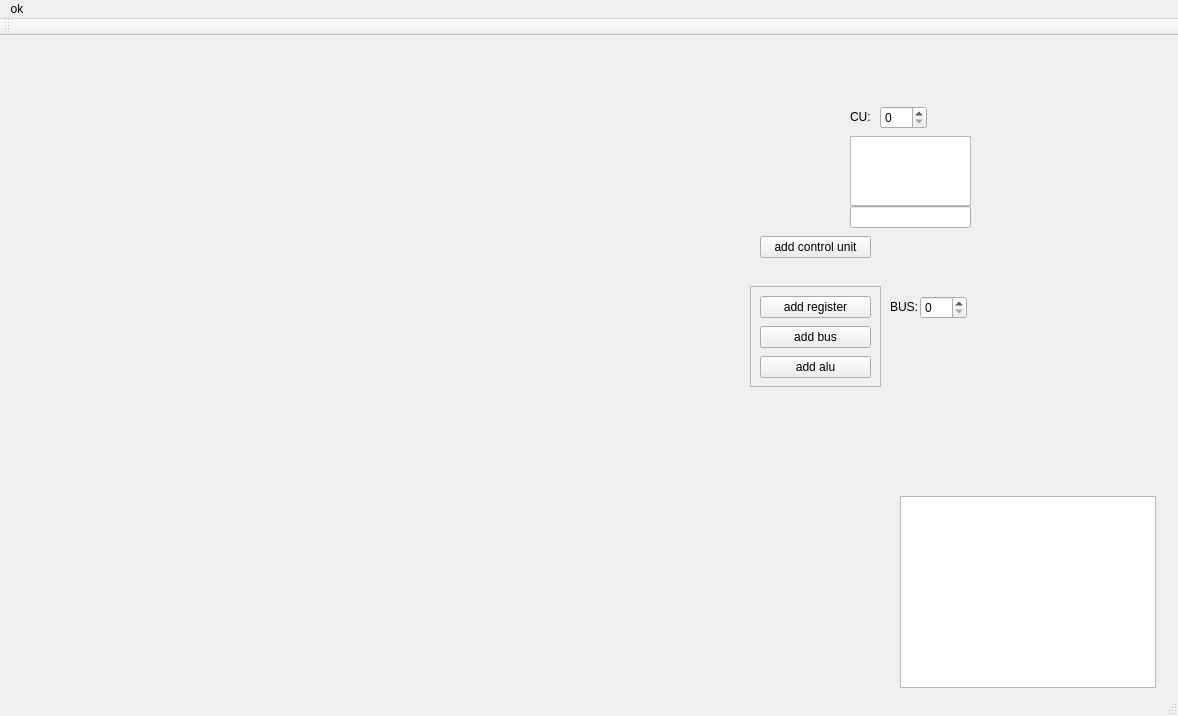
First picture: the form in mwin.ui, repository PhilippeJara/jarasper, before the edit.
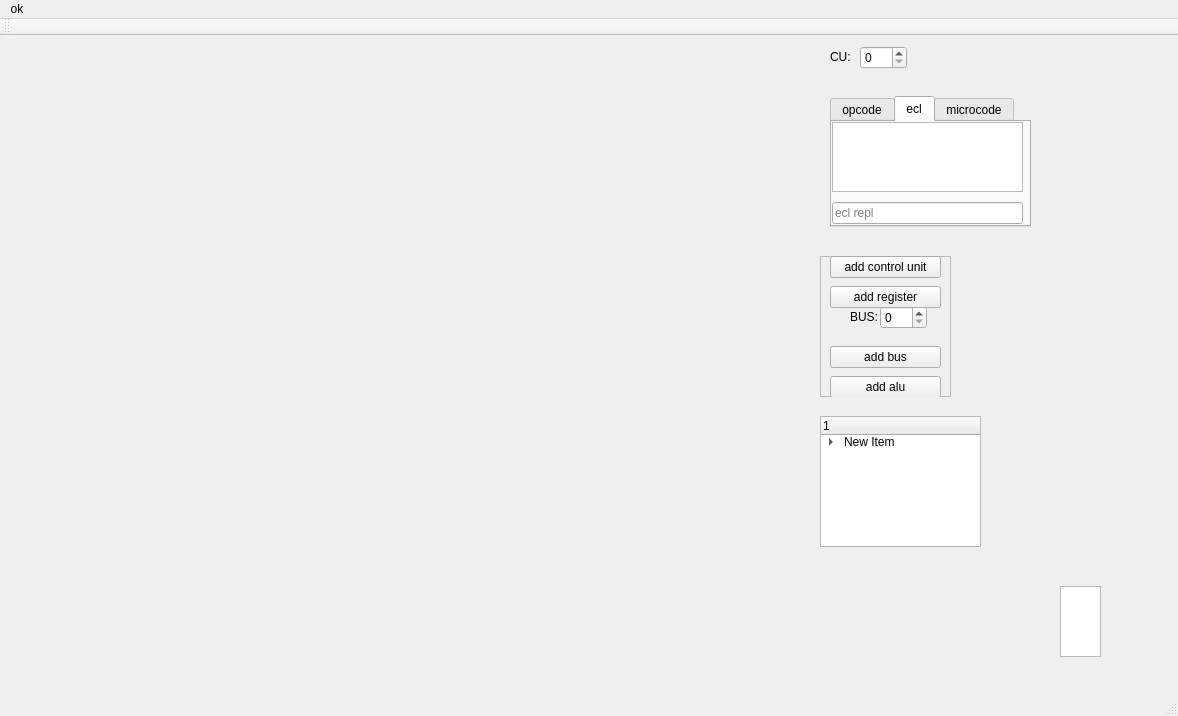
Second picture: the form after the edit. The open tabs and pages were chosen to show the change.

Patch:
```diff
--- a/mwin.ui
+++ b/mwin.ui
@@ -17,57 +17,21 @@
    <string>mwin</string>
   </property>
   <widget class="QWidget" name="centralWidget">
-   <widget class="QPushButton" name="criar_cu">
-    <property name="geometry">
-     <rect>
-      <x>760</x>
-      <y>200</y>
-      <width>111</width>
-      <height>22</height>
-     </rect>
-    </property>
-    <property name="text">
-     <string>add control unit</string>
-    </property>
-   </widget>
    <widget class="QGraphicsView" name="graphicsView">
     <property name="geometry">
      <rect>
-      <x>900</x>
-      <y>460</y>
-      <width>256</width>
-      <height>192</height>
+      <x>1060</x>
+      <y>550</y>
+      <width>41</width>
+      <height>71</height>
      </rect>
     </property>
    </widget>
-   <widget class="QLineEdit" name="repl_input">
-    <property name="geometry">
-     <rect>
-      <x>850</x>
-      <y>170</y>
-      <width>121</width>
-      <height>22</height>
-     </rect>
-    </property>
-   </widget>
-   <widget class="QPlainTextEdit" name="repl_display">
-    <property name="geometry">
-     <rect>
-      <x>850</x>
-      <y>100</y>
-      <width>121</width>
-      <height>70</height>
-     </rect>
-    </property>
-    <property name="readOnly">
-     <bool>true</bool>
-    </property>
-   </widget>
    <widget class="QSpinBox" name="repl_cu_select">
     <property name="geometry">
      <rect>
-      <x>880</x>
-      <y>70</y>
+      <x>860</x>
+      <y>10</y>
       <width>47</width>
       <height>23</height>
      </rect>
@@ -85,8 +49,8 @@
    <widget class="QLabel" name="repl_cu_select_label">
     <property name="geometry">
      <rect>
-      <x>850</x>
-      <y>70</y>
+      <x>830</x>
+      <y>10</y>
       <width>21</width>
       <height>21</height>
      </rect>
@@ -95,52 +59,13 @@
      <string>CU:</string>
     </property>
    </widget>
-   <widget class="QPushButton" name="criar_regist">
-    <property name="geometry">
-     <rect>
-      <x>760</x>
-      <y>260</y>
-      <width>111</width>
-      <height>22</height>
-     </rect>
-    </property>
-    <property name="text">
-     <string>add register</string>
-    </property>
-   </widget>
-   <widget class="QPushButton" name="criar_bus">
-    <property name="geometry">
-     <rect>
-      <x>760</x>
-      <y>290</y>
-      <width>111</width>
-      <height>22</height>
-     </rect>
-    </property>
-    <property name="text">
-     <string>add bus</string>
-    </property>
-   </widget>
-   <widget class="QPushButton" name="criar_alu">
-    <property name="geometry">
-     <rect>
-      <x>760</x>
-      <y>320</y>
-      <width>111</width>
-      <height>22</height>
-     </rect>
-    </property>
-    <property name="text">
-     <string>add alu</string>
-    </property>
-   </widget>
    <widget class="QFrame" name="frame">
     <property name="geometry">
      <rect>
-      <x>750</x>
-      <y>250</y>
+      <x>820</x>
+      <y>220</y>
       <width>131</width>
-      <height>101</height>
+      <height>141</height>
      </rect>
     </property>
     <property name="frameShape">
@@ -149,38 +74,219 @@
     <property name="frameShadow">
      <enum>QFrame::Raised</enum>
     </property>
+    <widget class="QPushButton" name="criar_cu">
+     <property name="geometry">
+      <rect>
+       <x>10</x>
+       <y>0</y>
+       <width>111</width>
+       <height>22</height>
+      </rect>
+     </property>
+     <property name="text">
+      <string>add control unit</string>
+     </property>
+    </widget>
+    <widget class="QPushButton" name="criar_bus">
+     <property name="geometry">
+      <rect>
+       <x>10</x>
+       <y>90</y>
+       <width>111</width>
+       <height>22</height>
+      </rect>
+     </property>
+     <property name="text">
+      <string>add bus</string>
+     </property>
+    </widget>
+    <widget class="QLabel" name="repl_cu_select_label_2">
+     <property name="geometry">
+      <rect>
+       <x>30</x>
+       <y>50</y>
+       <width>31</width>
+       <height>21</height>
+      </rect>
+     </property>
+     <property name="text">
+      <string>BUS:</string>
+     </property>
+    </widget>
+    <widget class="QSpinBox" name="repl_bus_select">
+     <property name="geometry">
+      <rect>
+       <x>60</x>
+       <y>50</y>
+       <width>47</width>
+       <height>23</height>
+      </rect>
+     </property>
+     <property name="minimum">
+      <number>0</number>
+     </property>
+     <property name="maximum">
+      <number>99</number>
+     </property>
+     <property name="singleStep">
+      <number>1</number>
+     </property>
+    </widget>
+    <widget class="QPushButton" name="criar_regist">
+     <property name="geometry">
+      <rect>
+       <x>10</x>
+       <y>30</y>
+       <width>111</width>
+       <height>22</height>
+      </rect>
+     </property>
+     <property name="text">
+      <string>add register</string>
+     </property>
+    </widget>
+    <widget class="QPushButton" name="criar_alu">
+     <property name="geometry">
+      <rect>
+       <x>10</x>
+       <y>120</y>
+       <width>111</width>
+       <height>22</height>
+      </rect>
+     </property>
+     <property name="text">
+      <string>add alu</string>
+     </property>
+    </widget>
    </widget>
-   <widget class="QSpinBox" name="repl_bus_select">
+   <widget class="QTreeWidget" name="opcode_display">
     <property name="geometry">
      <rect>
-      <x>920</x>
-      <y>260</y>
-      <width>47</width>
-      <height>23</height>
+      <x>820</x>
+      <y>380</y>
+      <width>161</width>
+      <height>131</height>
      </rect>
     </property>
-    <property name="minimum">
+    <column>
+     <property name="text">
+      <string>1</string>
+     </property>
+    </column>
+    <item>
+     <property name="text">
+      <string>New Item</string>
+     </property>
+     <item>
+      <property name="text">
+       <string>New Subitem</string>
+      </property>
+     </item>
+     <item>
+      <property name="text">
+       <string>New Item</string>
+      </property>
+      <item>
+       <property name="text">
+        <string>New Subitem</string>
+       </property>
+      </item>
+      <item>
+       <property name="text">
+        <string>New Item</string>
+       </property>
+      </item>
+      <item>
+       <property name="text">
+        <string>New Item</string>
+       </property>
+      </item>
+     </item>
+    </item>
+   </widget>
+   <widget class="QTabWidget" name="repls">
+    <property name="geometry">
+     <rect>
+      <x>830</x>
+      <y>60</y>
+      <width>201</width>
+      <height>131</height>
+     </rect>
+    </property>
+    <property name="currentIndex">
      <number>0</number>
     </property>
-    <property name="maximum">
-     <number>99</number>
-    </property>
-    <property name="singleStep">
-     <number>1</number>
-    </property>
-   </widget>
-   <widget class="QLabel" name="repl_cu_select_label_2">
-    <property name="geometry">
-     <rect>
-      <x>890</x>
-      <y>260</y>
-      <width>31</width>
-      <height>21</height>
-     </rect>
-    </property>
-    <property name="text">
-     <string>BUS:</string>
-    </property>
+    <widget class="QWidget" name="opcode_repl">
+     <attribute name="title">
+      <string>opcode</string>
+     </attribute>
+     <widget class="QPlainTextEdit" name="repl_display">
+      <property name="geometry">
+       <rect>
+        <x>0</x>
+        <y>0</y>
+        <width>191</width>
+        <height>70</height>
+       </rect>
+      </property>
+      <property name="readOnly">
+       <bool>true</bool>
+      </property>
+     </widget>
+     <widget class="QLineEdit" name="repl_input">
+      <property name="geometry">
+       <rect>
+        <x>0</x>
+        <y>80</y>
+        <width>191</width>
+        <height>22</height>
+       </rect>
+      </property>
+      <property name="placeholderText">
+       <string>opcode repl</string>
+      </property>
+     </widget>
+     <zorder>repl_display</zorder>
+     <zorder>repl_input</zorder>
+     <zorder>repl_cu_select_label</zorder>
+     <zorder>repl_cu_select</zorder>
+    </widget>
+    <widget class="QWidget" name="ecl_repl">
+     <attribute name="title">
+      <string>ecl</string>
+     </attribute>
+     <widget class="QPlainTextEdit" name="ecl_repl_display">
+      <property name="geometry">
+       <rect>
+        <x>0</x>
+        <y>0</y>
+        <width>191</width>
+        <height>70</height>
+       </rect>
+      </property>
+      <property name="readOnly">
+       <bool>true</bool>
+      </property>
+     </widget>
+     <widget class="QLineEdit" name="ecl_repl_input">
+      <property name="geometry">
+       <rect>
+        <x>0</x>
+        <y>80</y>
+        <width>191</width>
+        <height>22</height>
+       </rect>
+      </property>
+      <property name="placeholderText">
+       <string>ecl repl</string>
+      </property>
+     </widget>
+    </widget>
+    <widget class="QWidget" name="tab">
+     <attribute name="title">
+      <string>microcode</string>
+     </attribute>
+    </widget>
    </widget>
    <zorder>frame</zorder>
    <zorder>criar_cu</zorder>
```
Left out of the diff: 10 changed lines with no effect on the pictures.
